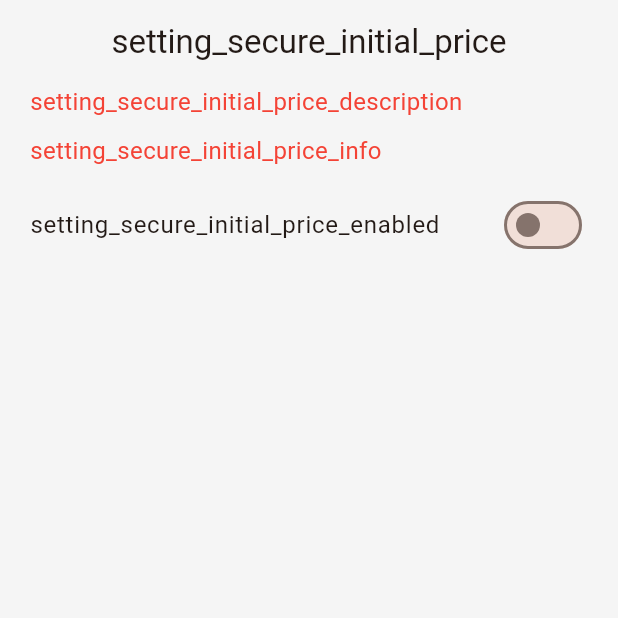
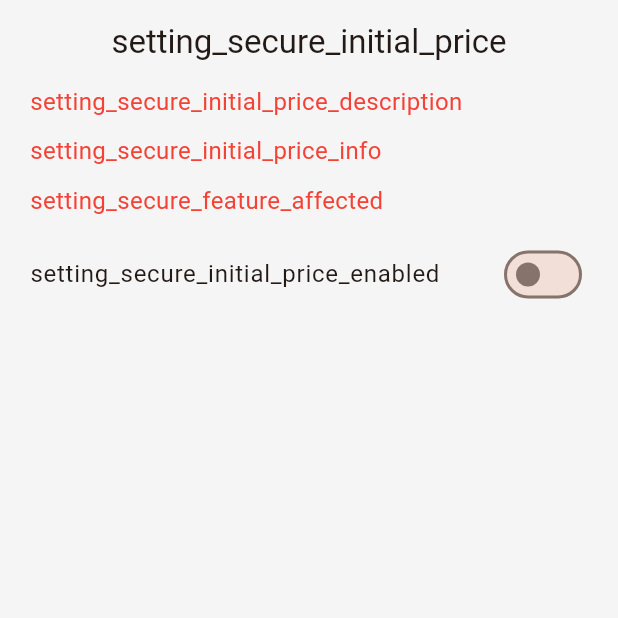
Before and after one commit to lakasir/lakasir_flutter, a Flutter app: the HideInitialPriceScreen screen opened by its route, on a phone screen of 412 x 824 dp, the top half of it. Run offline on Flutter 3.47's test engine with Material 3 defaults, Android fonts, the phone set to English and light mode, and no system bars; our stand-ins replace flutter_dotenv, flutter_masked_text2, get, heroicons, image_cropper, image_picker and 3 more; missing offline and left inert: flutter_pdfview; accounts and stored records are empty; network calls fail; Roboto replaces fonts that are missing (SourceSans).

Commit message:
add setting menu

```diff
--- a/lib/messages.dart
+++ b/lib/messages.dart
@@ -4,6 +4,7 @@ class Messages extends Translations {
   @override
   Map<String, Map<String, String>> get keys => {
         'en_US': {
+          'auth': 'Auth',
           'menu': 'Menu',
           'menu_transaction': 'Transaction',
           'menu_transaction_subtitle': 'Manage your transaction',
@@ -29,7 +30,9 @@ class Messages extends Translations {
           'setting_secure_initial_price_description':
               'If you enable this, initial price will be hidden and you must enter password to see it',
           'setting_secure_initial_price_info':
-              'Password by default is your login password',
+              'Password by default is your login password and these are feature that will be affected by this setting:',
+          'setting_secure_feature_affected':
+              'Analytics Dashboard History\nInitial Price in Transaction Detail\nTransaction Report',
           'setting_secure_initial_price_enabled':
               'Activate Secure Initial Price',
           'setting_secure_initial_price_disable':
@@ -192,6 +195,7 @@ class Messages extends Translations {
           'click_to_show': 'Click to show',
         },
         'id_ID': {
+          'auth': 'Otentikasi',
           'menu': 'Menu',
           'menu_transaction': 'Transaksi',
           'menu_transaction_subtitle': 'Atur transaksi anda',
@@ -217,7 +221,9 @@ class Messages extends Translations {
           'setting_secure_initial_price_description':
               'Jika anda mengaktifkan ini, harga awal akan disembunyikan dan anda harus memasukkan password untuk melihatnya',
           'setting_secure_initial_price_info':
-              'Kata sandi secara default adalah kata sandi masuk anda',
+              'Kata sandi secara default adalah kata sandi masuk anda dan ini adalah fitur yang akan terpengaruh oleh pengaturan ini:',
+          'setting_secure_feature_affected':
+              'Analitik Dashboard Riwayat\nHarga Awal di Detail Transaksi\nLaporan Transaksi',
           'setting_secure_initial_price_enabled':
               'Aktifkan Secure Initial Price',
           'setting_secure_initial_price_disable':
--- a/lib/screens/setting/hide_initial_price_screen.dart
+++ b/lib/screens/setting/hide_initial_price_screen.dart
@@ -37,6 +37,11 @@ class _HideInitialPriceScreenState extends State<HideInitialPriceScreen> {
           const SizedBox(height: 10),
           Text(
             'setting_secure_initial_price_info'.tr,
+            style: const TextStyle(fontSize: 16, color: error),
+          ),
+          const SizedBox(height: 10),
+          Text(
+            'setting_secure_feature_affected'.tr,
             style: const TextStyle(fontSize: 16, color: error),
           ),
           const SizedBox(height: 10),
```
Also changed, not shown: lib/screens/setting/setting_screen.dart (+65 -0 lines), lib/screens/transactions/reports/cashier_screen.dart (+42 -24 lines).
